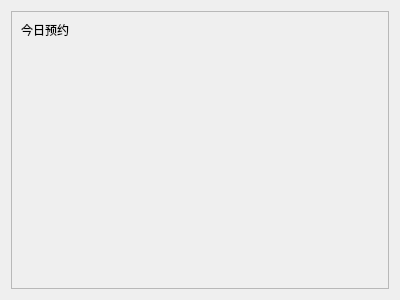
Old version of the form code/doctor/patientcardspage.ui in the repository laonuo2004/cpp-qt-medical-system.
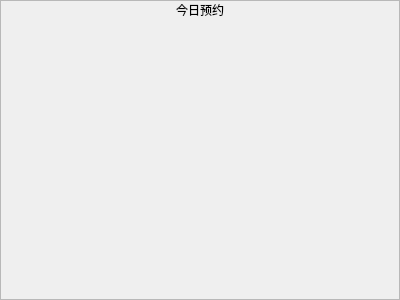
New version of the form.

What changed in the file:
```diff
--- a/code/doctor/patientcardspage.ui
+++ b/code/doctor/patientcardspage.ui
@@ -14,6 +14,21 @@
    <string>Form</string>
   </property>
   <layout class="QVBoxLayout" name="verticalLayout">
+   <property name="spacing">
+    <number>0</number>
+   </property>
+   <property name="leftMargin">
+    <number>0</number>
+   </property>
+   <property name="topMargin">
+    <number>0</number>
+   </property>
+   <property name="rightMargin">
+    <number>0</number>
+   </property>
+   <property name="bottomMargin">
+    <number>0</number>
+   </property>
    <item>
     <widget class="QScrollArea" name="scrollArea">
      <property name="widgetResizable">
@@ -24,16 +39,34 @@
        <rect>
         <x>0</x>
         <y>0</y>
-        <width>376</width>
-        <height>276</height>
+        <width>398</width>
+        <height>298</height>
        </rect>
       </property>
       <layout class="QVBoxLayout" name="verticalLayout_2">
+       <property name="spacing">
+        <number>20</number>
+       </property>
+       <property name="leftMargin">
+        <number>20</number>
+       </property>
+       <property name="topMargin">
+        <number>0</number>
+       </property>
+       <property name="rightMargin">
+        <number>20</number>
+       </property>
+       <property name="bottomMargin">
+        <number>20</number>
+       </property>
        <item>
         <widget class="QLabel" name="label">
          <property name="text">
           <string>今日预约</string>
          </property>
+         <property name="alignment">
+          <set>Qt::AlignCenter</set>
+         </property>
         </widget>
        </item>
        <item>
```
Left out of the diff: 2 changed lines with no effect on the pictures.
